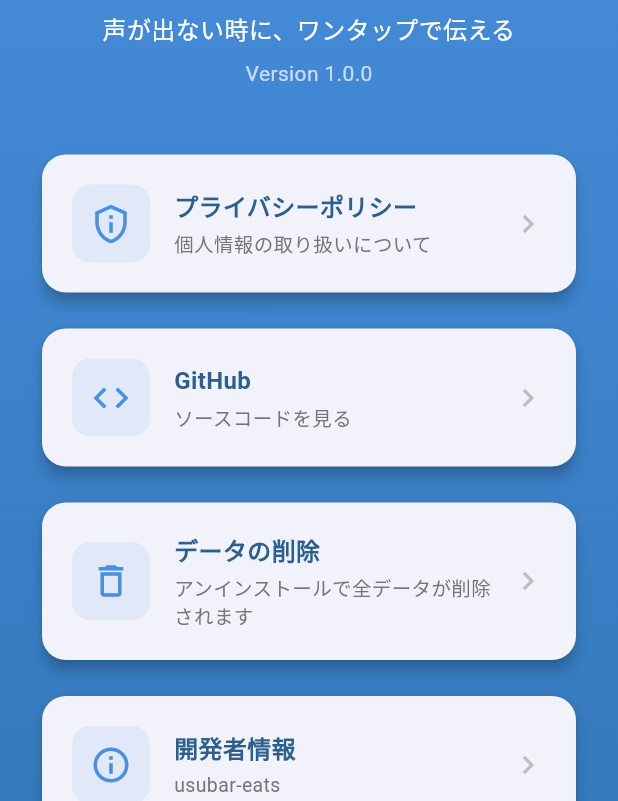
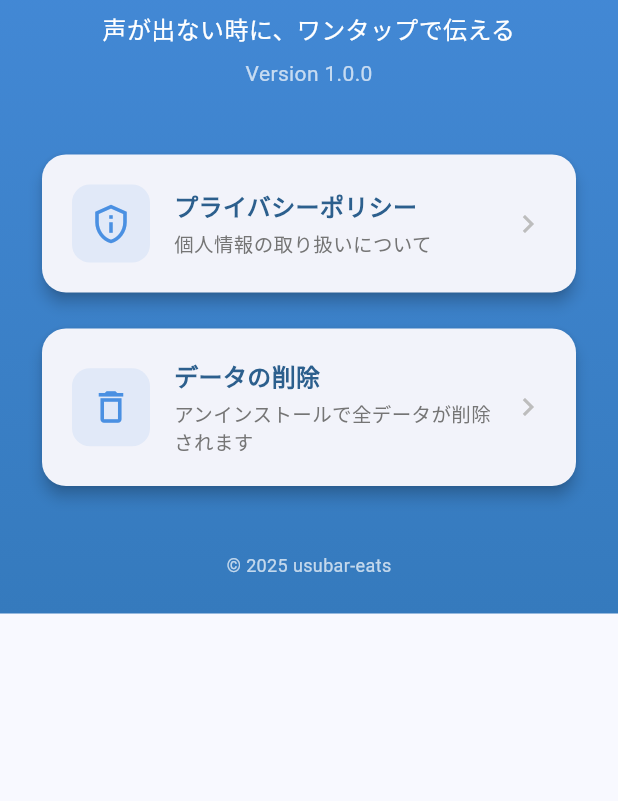
Before and after one commit to usubar-eats/voice-button-app, a Flutter app: the AboutScreen screen opened directly, on a phone screen of 412 x 824 dp, the part 435-1236 px from its top. Run offline on Flutter 3.47's test engine with Material 3 defaults, Android fonts, the phone set to English and light mode, and no system bars; our stand-ins replace flutter_tts, google_fonts, shared_preferences; accounts and stored records are empty.

Commit message:
✨ Simplify About screen for Play Store compliance
修正内容:
- GitHubリンクを削除
- 開発者情報カードを削除
- Play Store審査に必要な最小限の構成に変更

残した要素:
- プライバシーポリシーへのリンク
- データ削除の説明
- バージョン情報
- 開発者名（© 2025 usubar-eats のみ）

```diff
--- a/lib/screens/about_screen.dart
+++ b/lib/screens/about_screen.dart
@@ -1,17 +1,13 @@
 import 'package:flutter/material.dart';
 import 'package:url_launcher/url_launcher.dart';
 
-/// アプリ情報画面
+/// アプリ情報画面（Play Store審査対応・最小構成版）
 class AboutScreen extends StatelessWidget {
   const AboutScreen({super.key});
 
   /// プライバシーポリシーのURL
   static const String privacyPolicyUrl =
       'https://usubar-eats.github.io/voice-button-app/privacy_policy.html';
-
-  /// GitHubリポジトリのURL
-  static const String githubUrl =
-      'https://github.com/usubar-eats/voice-button-app';
 
   @override
   Widget build(BuildContext context) {
@@ -110,7 +106,7 @@ class AboutScreen extends StatelessWidget {
 
                   const SizedBox(height: 40),
 
-                  // 情報カード
+                  // プライバシーポリシー
                   _buildInfoCard(
                     context,
                     icon: Icons.privacy_tip_outlined,
@@ -121,16 +117,7 @@ class AboutScreen extends StatelessWidget {
 
                   const SizedBox(height: 16),
 
-                  _buildInfoCard(
-                    context,
-                    icon: Icons.code,
-                    title: 'GitHub',
-                    subtitle: 'ソースコードを見る',
-                    onTap: () => _launchUrl(githubUrl),
-                  ),
-
-                  const SizedBox(height: 16),
-
+                  // データ削除
                   _buildInfoCard(
                     context,
                     icon: Icons.delete_outline,
@@ -139,31 +126,11 @@ class AboutScreen extends StatelessWidget {
                     onTap: () => _showDataDeletionInfo(context),
                   ),
 
-                  const SizedBox(height: 16),
-
-                  _buildInfoCard(
-                    context,
-                    icon: Icons.info_outline,
-                    title: '開発者情報',
-                    subtitle: 'usubar-eats',
-                    onTap: () => _showDeveloperInfo(context),
-                  ),
-
                   const SizedBox(height: 40),
 
-                  // フッター
+                  // フッター（開発者名のみ）
                   const Text(
                     '© 2025 usubar-eats',
-                    style: TextStyle(
-                      fontSize: 12,
-                      color: Colors.white70,
-                    ),
-                  ),
-
-                  const SizedBox(height: 8),
-
-                  const Text(
-                    'Made with ❤️ in Japan',
                     style: TextStyle(
                       fontSize: 12,
                       color: Colors.white70,
@@ -283,52 +250,4 @@ class AboutScreen extends StatelessWidget {
       ),
     );
   }
-
-  /// 開発者情報を表示
-  void _showDeveloperInfo(BuildContext context) {
-    showDialog(
-      context: context,
-      builder: (context) => AlertDialog(
-        shape: RoundedRectangleBorder(
-          borderRadius: BorderRadius.circular(16),
-        ),
-        title: const Row(
-          children: [
-            Icon(Icons.person_outline, color: Color(0xFF4A90E2)),
-            SizedBox(width: 12),
-            Text('開発者情報'),
-          ],
-        ),
-        content: const Column(
-          mainAxisSize: MainAxisSize.min,
-          crossAxisAlignment: CrossAxisAlignment.start,
-          children: [
-            Text(
-              '開発者: usubar-eats',
-              style: TextStyle(
-                fontSize: 16,
-                fontWeight: FontWeight.bold,
-              ),
-            ),
-            SizedBox(height: 16),
-            Text(
-              'このアプリは、声が出ない状況にある方々のコミュニケーションを支援することを目的として開発されました。',
-              style: TextStyle(height: 1.6),
-            ),
-            SizedBox(height: 16),
-            Text(
-              'ご意見・ご要望は GitHubのIssuesまでお寄せください。',
-              style: TextStyle(height: 1.6),
-            ),
-          ],
-        ),
-        actions: [
-          TextButton(
-            onPressed: () => Navigator.pop(context),
-            child: const Text('閉じる'),
-          ),
-        ],
-      ),
-    );
-  }
 }
```
